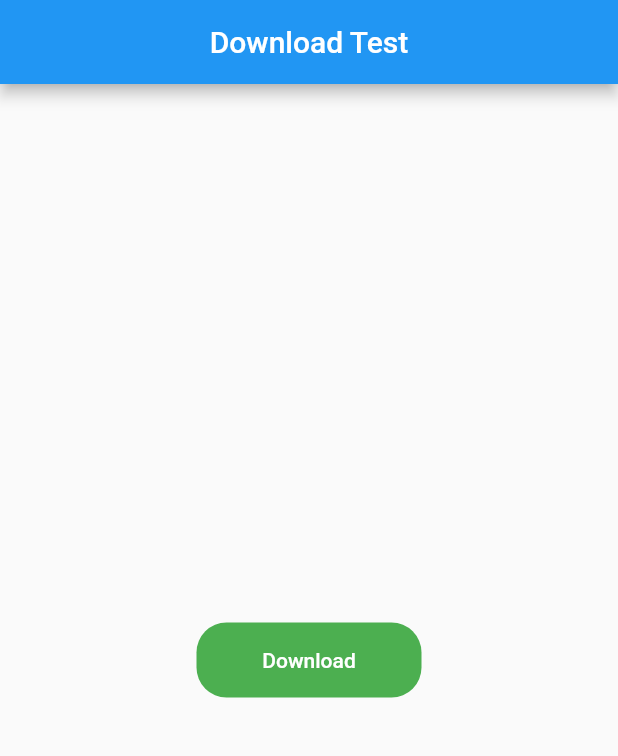
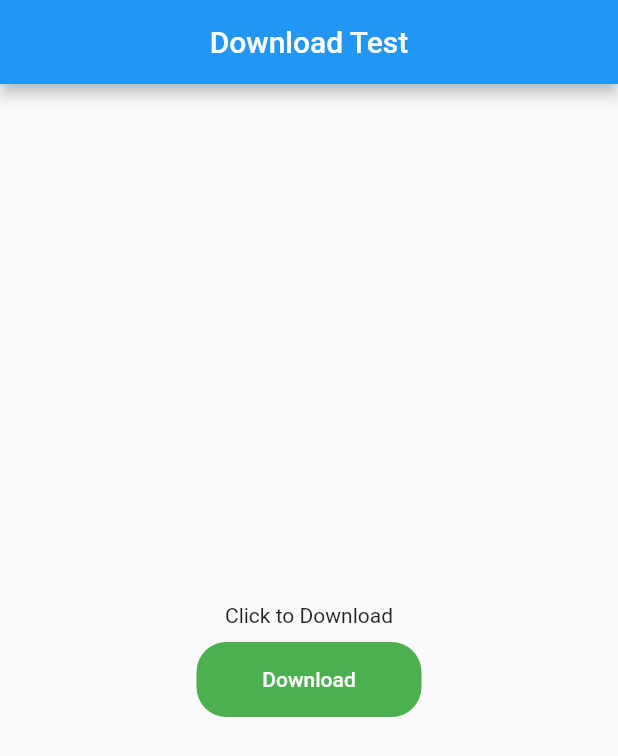
Before and after one commit to swaraj961/Big-Bank-Quiz, a Flutter app: the screen it shows after launch, on a phone screen of 412 x 824 dp. Shown: the top 756 px of the screen. Run offline on Flutter 3.47's test engine with Material 2 defaults, Android fonts, the phone set to English and light mode, and no system bars; our stand-ins replace permission_handler; missing offline and left inert: flutter_downloader.

Commit message:
everything working :tada:

```diff
--- a/lib/main.dart
+++ b/lib/main.dart
@@ -2,18 +2,13 @@ import 'package:flutter/material.dart';
 import 'package:flutter_downloader/flutter_downloader.dart';
 import 'package:path_provider/path_provider.dart';
 import 'package:permission_handler/permission_handler.dart';
+
 void main() async {
-
   WidgetsFlutterBinding.ensureInitialized();
-await FlutterDownloader.initialize(
-  debug: true // printing logs to console
+  await FlutterDownloader.initialize(debug: true // printing logs to console
       );
 
   runApp(MyApp());
-
-
-
-
 }
 
 class MyApp extends StatelessWidget {
@@ -54,28 +49,30 @@ class _MyHomePageState extends State<MyHomePage> {
         child: Column(
           mainAxisAlignment: MainAxisAlignment.center,
           children: <Widget>[
+            Text('Click to Download'),
+            SizedBox(height: 10),
             SizedBox(
               width: 150,
               height: 50,
               child: FlatButton(
                 onPressed: () async {
-                  final userStatus=  await Permission.storage.request();
+                  final userStatus = await Permission.storage.request();
 
-if(userStatus.isGranted){
+                  if (userStatus.isGranted) {
                     // download part
 
                     final extDir = await getExternalStorageDirectory();
- FlutterDownloader.enqueue(url: "https://drive.google.com/u/0/uc?id=1K2_0tPQrX5e59l9vrBeSwiIqAdU7MROh&export=download", savedDir: extDir.path,
+                    FlutterDownloader.enqueue(
+                        url:
+                            "https://drive.google.com/u/0/uc?id=1K2_0tPQrX5e59l9vrBeSwiIqAdU7MROh&export=download",
+                        savedDir: extDir.path,
                         fileName: "Swaraj.jpg",
                         showNotification: true,
                         openFileFromNotification: true);
-
-} else{
+                  } else {
 // can't download
                     print('Permission Denied');
-
                   }
-
                 },
                 child: Text('Download'),
                 color: Colors.green,
```
Lines whose indentation alone changed are shown as unchanged.
